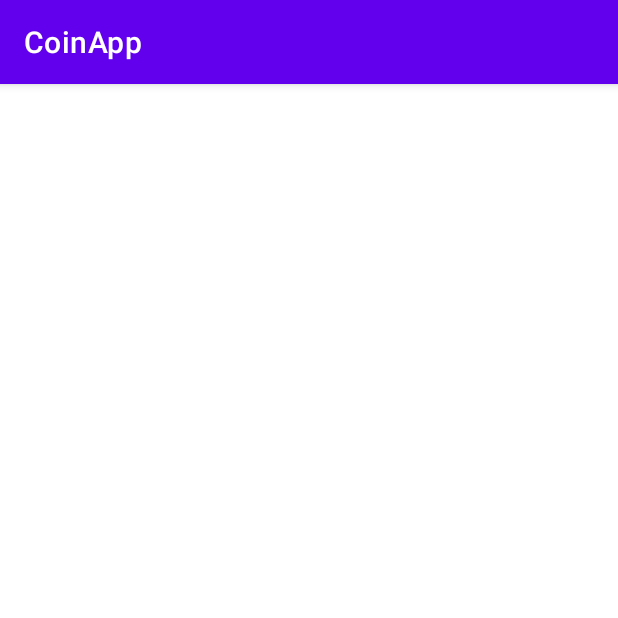
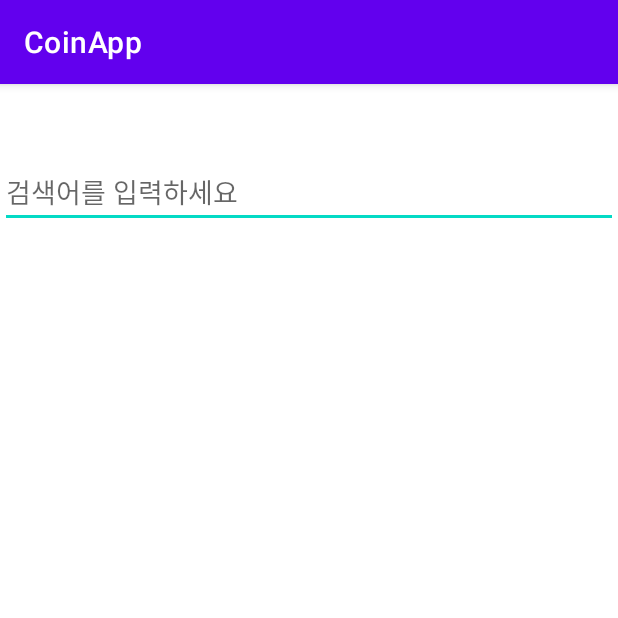
Before and after one commit to changeme4585/CoinApp, an Android app: the screen it shows after launch (MainActivity), on a phone screen of 412 x 824 dp, the top half of it. Run offline under Robolectric (Android 15) with nearby library versions, the phone set to English and light mode, and no system bars.

Commit message:
feat: 검색창 UI 추가

```diff
--- a/app/src/main/res/layout/activity_main.xml
+++ b/app/src/main/res/layout/activity_main.xml
@@ -1,21 +1,31 @@
 <?xml version="1.0" encoding="utf-8"?>
-<androidx.constraintlayout.widget.ConstraintLayout xmlns:android="http://schemas.android.com/apk/res/android"
+<androidx.constraintlayout.widget.ConstraintLayout
+    xmlns:android="http://schemas.android.com/apk/res/android"
     xmlns:app="http://schemas.android.com/apk/res-auto"
-    xmlns:tools="http://schemas.android.com/tools"
     android:layout_width="match_parent"
-    android:layout_height="match_parent"
-    tools:context=".MainActivity">
-    <!-- activity_main.xml -->
+    android:layout_height="match_parent">
+
+    <!-- EditText -->
+    <EditText
+        android:id="@+id/editTextFilter"
+        android:layout_width="0dp"
+        android:layout_height="wrap_content"
+        android:layout_marginTop="48dp"
+        android:hint="검색어를 입력하세요"
+        app:layout_constraintStart_toStartOf="parent"
+        app:layout_constraintEnd_toEndOf="parent"
+        app:layout_constraintTop_toTopOf="parent"
+        app:layout_constraintBottom_toTopOf="@+id/recyclerView" />
+
+    <!-- RecyclerView -->
     <androidx.recyclerview.widget.RecyclerView
         android:id="@+id/recyclerView"
-        android:layout_width="match_parent"
-        android:layout_height="wrap_content"
+        android:layout_width="0dp"
+        android:layout_height="0dp"
         android:scrollbars="vertical"
-
-        android:scrollbarFadeDuration="0"
-        app:layout_constraintTop_toTopOf="parent"
+        app:layout_constraintTop_toBottomOf="@+id/editTextFilter"
         app:layout_constraintBottom_toBottomOf="parent"
         app:layout_constraintStart_toStartOf="parent"
-        app:layout_constraintEnd_toEndOf="parent"/>  <!-- 스크롤바 속성 추가 -->
+        app:layout_constraintEnd_toEndOf="parent" />
 
 </androidx.constraintlayout.widget.ConstraintLayout>
```
